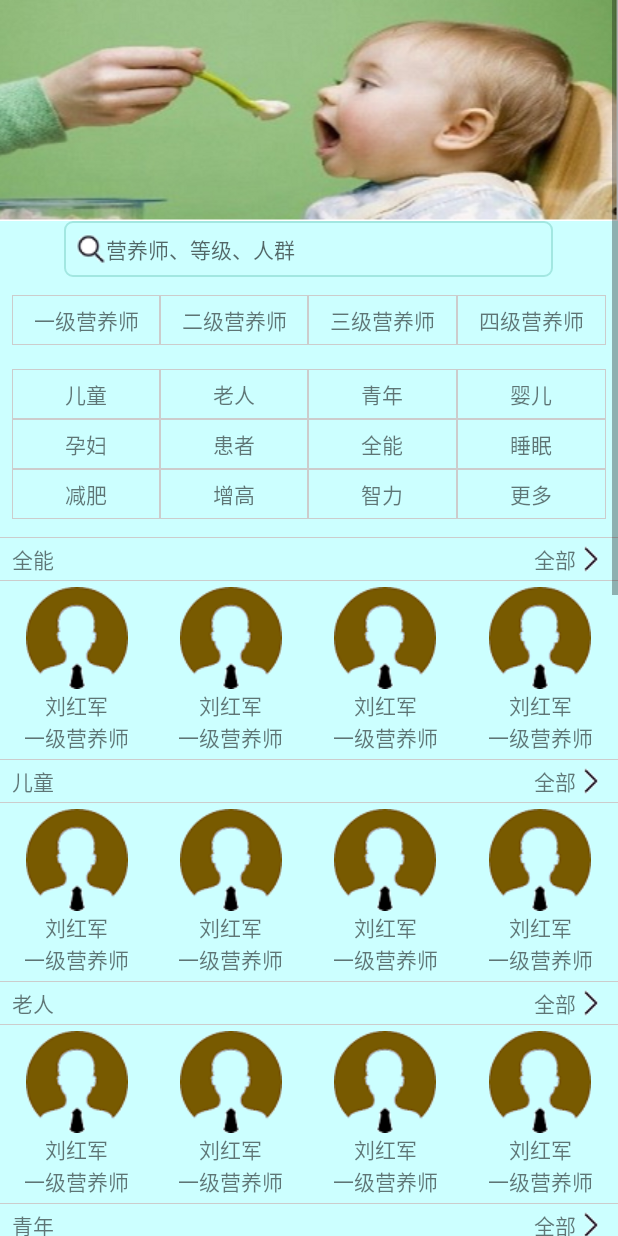
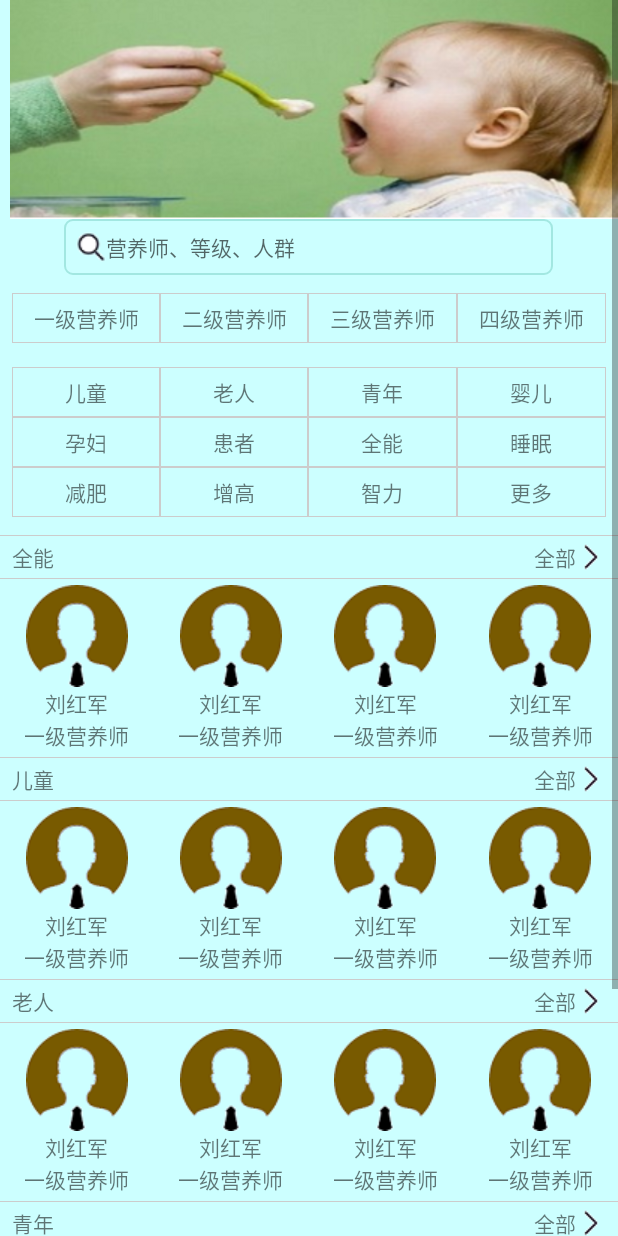
Before and after one commit to 124team/Dietitian2, an Android app: the layout layout2.xml on its own in the app's theme, with its tools: preview values and no code run, on a phone screen of 412 x 824 dp. Run offline under Robolectric (Android 15) with nearby library versions, the phone set to English and light mode, and no system bars.

Commit message:
增加定制图片切换

```diff
--- a/app/src/main/AndroidManifest.xml
+++ b/app/src/main/AndroidManifest.xml
@@ -39,6 +39,7 @@
         <activity android:name=".yuJiangPeng.Y_detail_data" />
         <activity android:name=".yuJiangPeng.Y_bespoke_demo" />
         <activity android:name=".yuJiangPeng.Y_conversation_demo" />
+        <activity android:name=".yuJiangPeng.Y_popups_activity"/>
         <activity android:name=".haoDengKe.H_fruit" />
         <activity android:name=".haoDengKe.H_candy" />
         <activity android:name=".wangRui.S_quickRegistration" />
--- a/app/src/main/res/layout/layout2.xml
+++ b/app/src/main/res/layout/layout2.xml
@@ -2,7 +2,6 @@
 <LinearLayout xmlns:android="http://schemas.android.com/apk/res/android"
     android:layout_width="match_parent"
     android:layout_height="wrap_content"
-    android:orientation="vertical"
     android:background="#CCffff"
     >
 <!--    <android.support.v7.widget.Toolbar
@@ -28,20 +27,18 @@
     <LinearLayout
         android:layout_width="match_parent"
         android:layout_height="wrap_content"
-        android:orientation="vertical"
         android:background="#CCffff">
 
 
     <LinearLayout
         android:layout_width="match_parent"
-        android:layout_height="match_parent"
+        android:layout_height="1030dp"
         android:orientation="vertical">
 
         <ImageView
-            android:layout_width="wrap_content"
-            android:layout_height="wrap_content"
+            android:layout_width="446dp"
+            android:layout_height="146dp"
             android:layout_marginTop="0dp"
-           android:scaleType="fitXY"
             android:src="@drawable/y_img_slide_nutrition1"
             android:id="@+id/img_nutrition" />
         <EditText
```
Also changed, not shown: app/src/main/java/edu/neusoft/a124team/dietitian/fragment2.java (+31 -1 lines), app/src/main/res/drawable/y_a.png (added), app/src/main/res/drawable/y_b.jpg (added), app/src/main/res/drawable/y_c.jpg (added), app/src/main/res/drawable/y_d.png (added), app/src/main/res/drawable/y_e.jpg (added).
